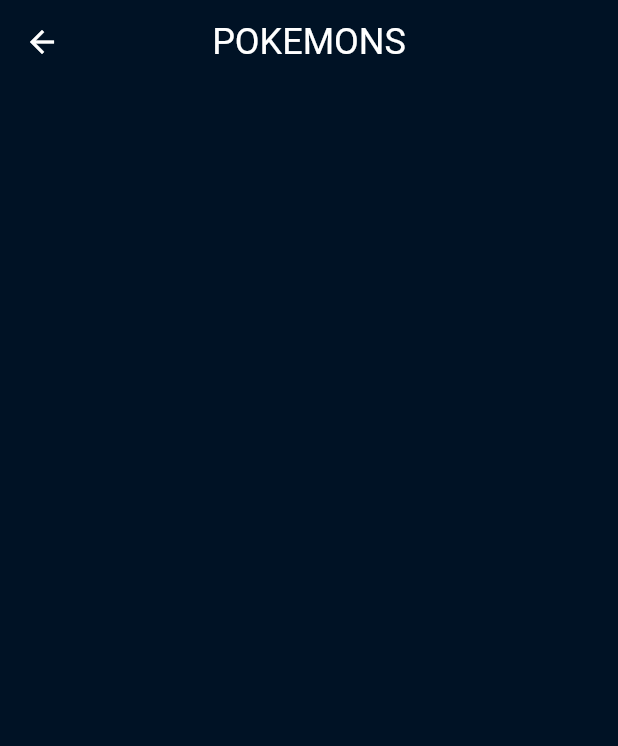
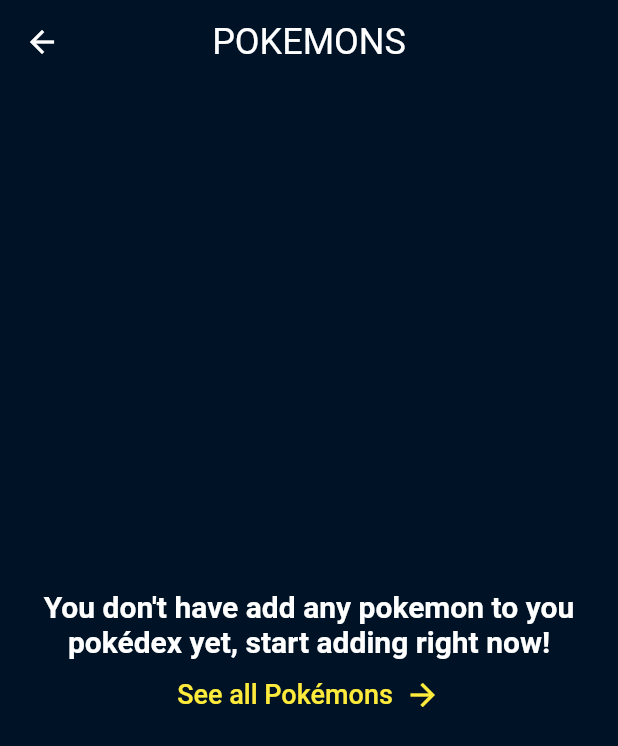
Before and after one commit to Miguelferreira7/Pokedex-Ultra, a Flutter app: the PokemonListPage screen opened by its route, on a phone screen of 412 x 824 dp. Shown: the top 746 px of the screen. Run offline on Flutter 3.47's test engine with Material 2 defaults, Android fonts, the phone set to English and light mode, and no system bars; our stand-ins replace animated_splash_screen, auto_size_text, firebase_auth, firebase_core, flutter_bloc, get_it and 2 more; missing offline and left inert: pokeapi, tutorial_coach_mark; accounts and stored records are empty; generated files the repository leaves out were written again; network calls fail.

Commit message:
your pokedex implementation

```diff
--- a/pokedex_ultra/lib/main.dart
+++ b/pokedex_ultra/lib/main.dart
@@ -41,6 +41,7 @@
       debugShowCheckedModeBanner: false,
       theme: MainTheme.darkTheme,
       initialRoute: HomePage.ROUTE,
+
       routes: {
         SplashScreen.ROUTE: (context) => const SplashScreen(),
         SignInScreen.ROUTE: (context) => SignInScreen(),
--- a/pokedex_ultra/lib/modules/pokedex/bloc/pokedex_cubit_actions.dart
+++ b/pokedex_ultra/lib/modules/pokedex/bloc/pokedex_cubit_actions.dart
@@ -6,7 +6,7 @@
 
 abstract class PokedexCubitActions{
 
-  void setPokedexOrFavoritesSelected(PokedexSelectionEnum option);
+  void updatePokedexOrFavoritesSelected(PokedexSelectionEnum option);
 
   Future<void> getPokedexByGeneration(Generation generation);
 
@@ -14,8 +14,8 @@
 
   void updatePokemonfavoriteStatus();
 
+  void updateGenerationSelected(Generation generationSelected);
+
   Future<void> updatePokemonSelectedDescription();
 
-  Future<void> updatePokemonSelectedStats();
-
 }
--- a/pokedex_ultra/lib/modules/pokedex/bloc/pokedex_cubit_model.dart
+++ b/pokedex_ultra/lib/modules/pokedex/bloc/pokedex_cubit_model.dart
@@ -1,11 +1,13 @@
 import 'package:flutter/material.dart';
 import 'package:pokedex_ultra/dataBase/entity/pokemon_entity.dart';
+import 'package:pokedex_ultra/utils/enums/generation_utils.dart';
 import 'package:pokedex_ultra/utils/enums/pokedex_selection_enum.dart';
 
 class PokedexCubitModel {
   bool? darkTheme;
   List<PokemonEntity>? pokemonList;
   PokedexSelectionEnum? option;
+  Generation? generationSelected;
   PokemonEntity? pokemonSelected;
   Color? pokemonSelectedColor;
   String? pokemonSelectedDescription;
@@ -16,7 +18,8 @@
     this.option,
     this.pokemonSelected,
     this.pokemonSelectedColor,
-    this.pokemonSelectedDescription
+    this.pokemonSelectedDescription,
+    this.generationSelected
   });
 
   PokedexCubitModel patchState({
@@ -25,7 +28,8 @@
     PokedexSelectionEnum? option,
     PokemonEntity? pokemonSelected,
     Color? pokemonSelectedColor,
-    String? pokemonSelectedDescription
+    String? pokemonSelectedDescription,
+    Generation? generationSelected
   }) {
 
     return PokedexCubitModel(
@@ -34,7 +38,8 @@
       option: option ?? this.option,
       pokemonSelected: pokemonSelected ?? this.pokemonSelected,
       pokemonSelectedColor: pokemonSelectedColor ?? this.pokemonSelectedColor,
-      pokemonSelectedDescription: pokemonSelectedDescription?? this.pokemonSelectedDescription
+      pokemonSelectedDescription: pokemonSelectedDescription?? this.pokemonSelectedDescription,
+      generationSelected: generationSelected ?? this.generationSelected
     );
   }
 }
--- a/pokedex_ultra/lib/modules/pokedex/pages/pokemon_details_page.dart
+++ b/pokedex_ultra/lib/modules/pokedex/pages/pokemon_details_page.dart
@@ -16,6 +16,10 @@
   Widget build(BuildContext context) {
     return BlocBuilder<PokedexCubit, PokedexCubitModel>(
       builder: (context, state) {
+
+        PokedexCubit _bloc = BlocProvider.of<PokedexCubit>(context);
+
+
         final pokemon = state.pokemonSelected!;
         return DefaultTabController(
           initialIndex: 0,
--- a/pokedex_ultra/lib/modules/pokedex/pages/pokemons_list_page.dart
+++ b/pokedex_ultra/lib/modules/pokedex/pages/pokemons_list_page.dart
@@ -5,6 +5,8 @@
 import 'package:pokedex_ultra/modules/pokedex/bloc/pokedex_cubit.dart';
 import 'package:pokedex_ultra/modules/pokedex/bloc/pokedex_cubit_model.dart';
 import 'package:pokedex_ultra/modules/pokedex/pages/pokemon_details_page.dart';
+import 'package:pokedex_ultra/utils/enums/generation_utils.dart';
+import 'package:pokedex_ultra/utils/enums/pokedex_selection_enum.dart';
 import 'package:pokedex_ultra/utils/enums/pokemon_type_utils.dart';
 
 class PokemonListPage extends StatelessWidget {
@@ -29,10 +31,39 @@
   }
 
   Widget _buildBody(BuildContext context, PokedexCubitModel state) {
-    if (state.pokemonList != null || state.pokemonList!.isNotEmpty) {
+    if (state.pokemonList != null && state.pokemonList!.isNotEmpty) {
       return _buildListViewPokemons(context, state);
     } else {
-      return Container();
+      return Center(
+        child: Column(
+          mainAxisAlignment: MainAxisAlignment.center,
+          crossAxisAlignment: CrossAxisAlignment.center,
+          children: [
+            Text(
+              "You don't have add any pokemon to you pokédex yet, start adding right now!",
+              style:
+                  Theme.of(context).textTheme.headline1!.copyWith(fontSize: 20),
+              textAlign: TextAlign.center,
+            ),
+            TextButton(
+                onPressed: () async {
+                  PokedexCubit _bloc = BlocProvider.of<PokedexCubit>(context);
+                  _bloc.updatePokedexOrFavoritesSelected(PokedexSelectionEnum.ALL_POKEMONS);
+                  await _bloc.getPokedexByGeneration(state.generationSelected as Generation);
+                  Navigator.of(context).pop();
+                  Navigator.of(context).pushNamed(PokemonListPage.ROUTE);
+                },
+                child: Row(
+                  mainAxisAlignment: MainAxisAlignment.center,
+                  children: [
+                    Text("See all Pokémons", style: TextStyle(color: Colors.yellow),),
+                    Padding(padding: const EdgeInsets.only(left: 8)),
+                    Icon(Icons.arrow_forward, color: Colors.yellow)
+                  ],
+                ))
+          ],
+        ),
+      );
     }
   }
 
@@ -59,13 +90,21 @@
 
   Widget _buildPokemonCard(
       BuildContext context, PokemonEntity pokemon, Color pokemonColor) {
+    return BlocBuilder<PokedexCubit, PokedexCubitModel>(
+        builder: (context, state) {
       return Container(
         child: GestureDetector(
           onTap: () async {
             PokedexCubit _bloc = BlocProvider.of<PokedexCubit>(context);
             await _bloc.updateSelectedPokemonOptions(pokemon, pokemonColor);
             await _bloc.updatePokemonSelectedDescription();
-          Navigator.of(context).pushNamed(PokemonDetailsPage.ROUTE);
+
+            await Navigator.of(context).pushNamed(PokemonDetailsPage.ROUTE);
+
+            if (state.option == PokedexSelectionEnum.FAVORITES_POKEMONS) {
+              _bloc.getPokedexByGeneration(
+                  state.generationSelected as Generation);
+            }
           },
           child: Container(
             padding: const EdgeInsets.only(left: 16),
@@ -86,7 +125,9 @@
                     children: [
                       _buildPokemonNumber(context, pokemon.number),
                       _buildPokemonName(context, pokemon.name, pokemonColor),
-                    Row(children: _buildPokemonTypesContainer(context, pokemon))
+                      Row(
+                          children:
+                              _buildPokemonTypesContainer(context, pokemon))
                     ],
                   ),
                 ),
@@ -96,6 +137,7 @@
           ),
         ),
       );
+    });
   }
 
   Color _getColorTypePokemon(List<TypesEntity>? type) {
--- a/pokedex_ultra/lib/settings/appSettings.dart
+++ b/pokedex_ultra/lib/settings/appSettings.dart
@@ -167,7 +167,7 @@
   Future<List<DescriptionEntity>> _getPokemonDescription(PokemonSpeciesViewModel? pokemonSpecies) async {
     List<DescriptionEntity> descriptionsList = [];
 
-    if (pokemonSpecies != null && pokemonSpecies.flavorTextEntries != null || pokemonSpecies!.flavorTextEntries!.isNotEmpty) {
+    if (pokemonSpecies != null && pokemonSpecies.flavorTextEntries != null && pokemonSpecies!.flavorTextEntries!.isNotEmpty) {
       for (int i = 0; i < pokemonSpecies.flavorTextEntries!.length; i++) {
         if (pokemonSpecies.flavorTextEntries![i].language!.name == 'en'
             && pokemonSpecies.flavorTextEntries![i].version!.name == "omega-ruby") {
--- a/pokedex_ultra/lib/utils/enums/image_utils.dart
+++ b/pokedex_ultra/lib/utils/enums/image_utils.dart
@@ -16,7 +16,9 @@
   TREECKO,
   CHIMCHAR,
   PIPLUP,
-  TURTWIG
+  TURTWIG,
+  LOGO,
+  LOGO_WITH_NAME
 }
 
 const Map<ImageUtils, String> ImageUtilsSelection = {
@@ -38,4 +40,6 @@
   ImageUtils.PIPLUP: 'assets/piplup.png',
   ImageUtils.TURTWIG: 'assets/turtwig.png',
   ImageUtils.CYNDAQUIL: 'assets/cyndaquil.png',
+  ImageUtils.LOGO: 'assets/logo.png',
+  ImageUtils.LOGO_WITH_NAME: 'assets/logo_with_name.png'
 };
--- a/pokedex_ultra/pubspec.yaml
+++ b/pokedex_ultra/pubspec.yaml
@@ -54,11 +54,17 @@
 
 
 dev_dependencies:
+  flutter_launcher_icons: ^0.9.2
   build_runner: ^2.3.2
   flutter_test:
     sdk: flutter
   isar_generator: ^3.0.5
   lint: ^1.10.0
+
+flutter_icons:
+  android: "launcher_icon"
+  ios: true
+  image_path: "assets/logo.png"
 
 flutter:
   uses-material-design: true
```
Also changed, not shown: pokedex_ultra/lib/modules/home_page/pages/home_drawer.dart (+7 -8 lines), pokedex_ultra/lib/modules/home_page/pages/home_generations_modal.dart (+33 -40 lines), pokedex_ultra/lib/modules/home_page/pages/home_page.dart (+23 -2 lines), pokedex_ultra/lib/modules/home_page/pages/home_pokedex_selection_modal.dart (+9 -1 lines), pokedex_ultra/lib/modules/pokedex/bloc/pokedex_cubit.dart (+16 -1 lines), pokedex_ultra/lib/modules/pokedex/pages/pokemon_detail_tab_bar.dart (+27 -15 lines), pokedex_ultra/pubspec.lock, 22 other files. Lines whose indentation alone changed are shown as unchanged.
